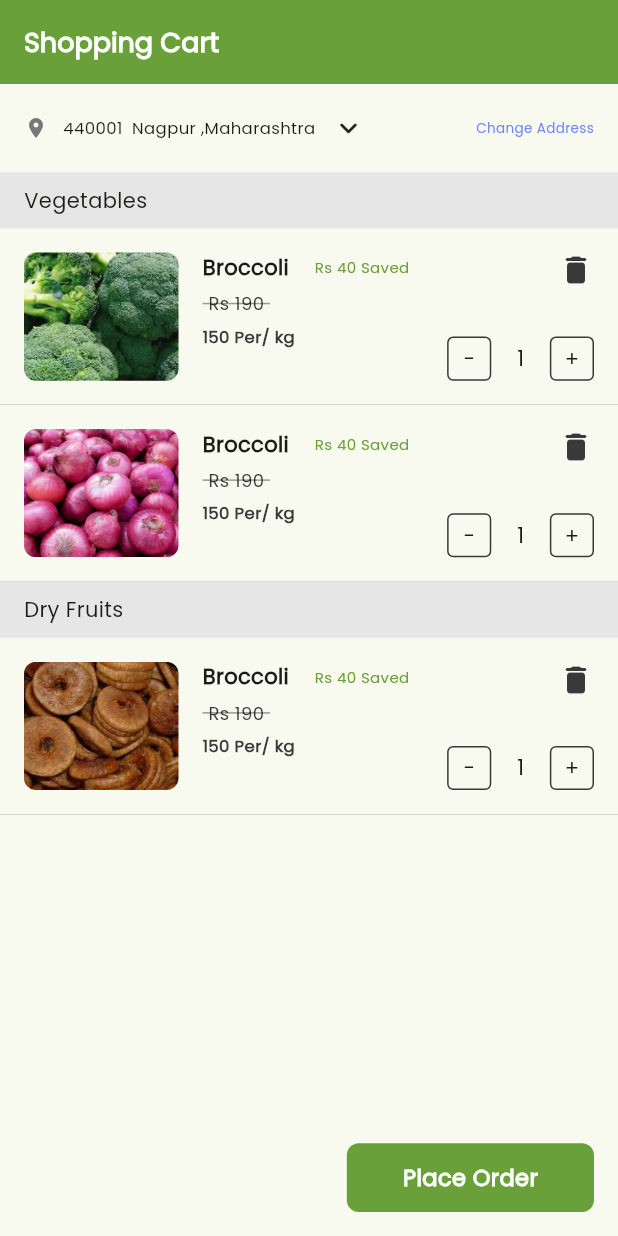
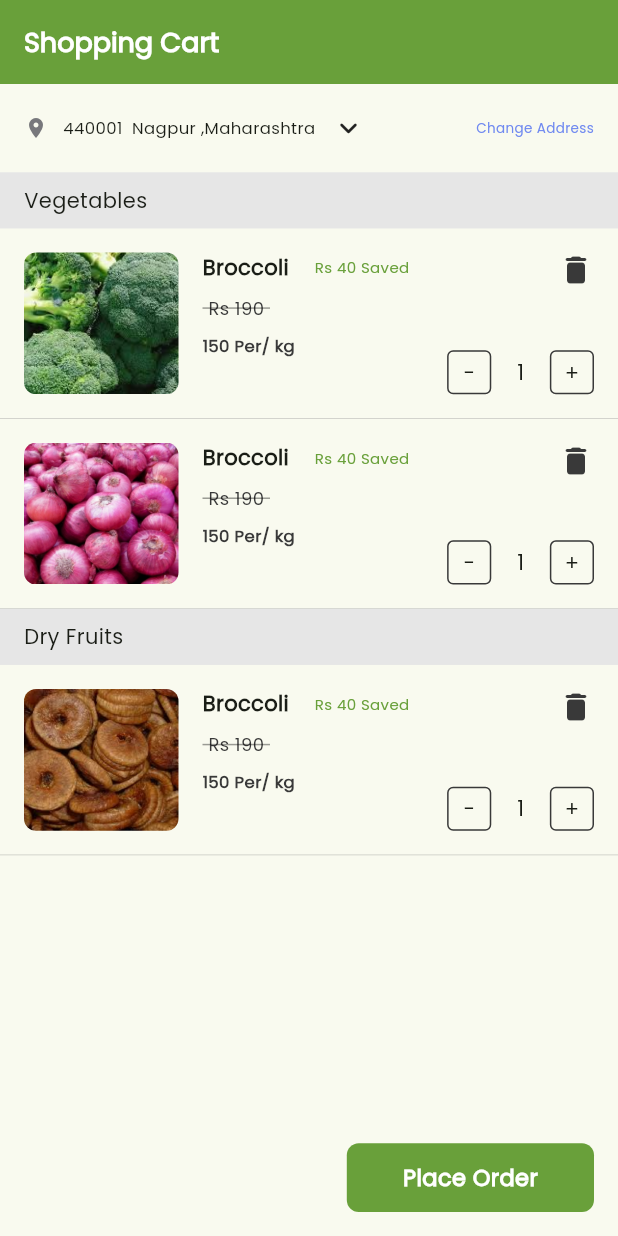
Before and after one commit to omarabukaraki/Met-Market, a Flutter app: the CartPage screen opened directly, on a phone screen of 412 x 824 dp. Run offline on Flutter 3.47's test engine with Material 3 defaults, Android fonts, the phone set to English and light mode, and no system bars; our stand-ins replace device_preview, smooth_page_indicator.

Commit message:
change cart hight

```diff
--- a/lib/feature/cart/presentation/view/widget/custom_shopping_cart.dart
+++ b/lib/feature/cart/presentation/view/widget/custom_shopping_cart.dart
@@ -11,7 +11,7 @@ class CustomShoppingCart extends StatelessWidget {
     return Container(
       padding: const EdgeInsets.all(16),
       width: MediaQuery.of(context).size.width,
-      height: MediaQuery.of(context).size.height / 7,
+      height: MediaQuery.of(context).size.height / 6.5,
       decoration: const BoxDecoration(
           border: Border(
               bottom: BorderSide(color: AppColor.kFontSecondary, width: 0.2))),
```
